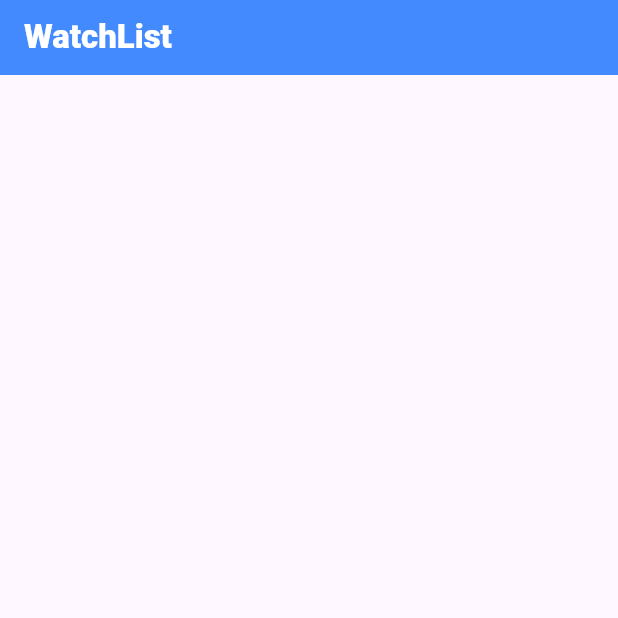
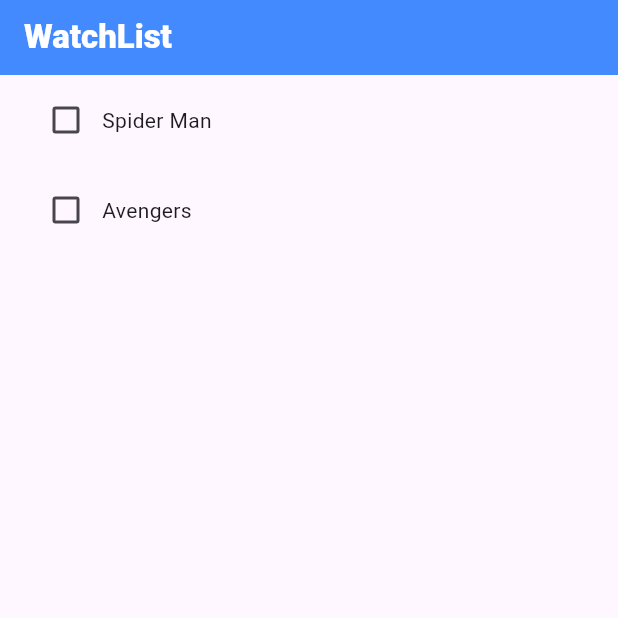
Before and after one commit to BhadriPrabhu/watchlist, a Flutter app: the screen it shows after launch, on a phone screen of 412 x 824 dp, the top half of it. Run offline on Flutter 3.47's test engine with Material 3 defaults, Android fonts, the phone set to English and light mode, and no system bars.

```diff
--- a/lib/main.dart
+++ b/lib/main.dart
@@ -1,8 +1,14 @@
 import 'package:flutter/material.dart';
-import 'package:google_fonts/google_fonts.dart';
+// import 'package:google_fonts/google_fonts.dart';
 
 void main() {
   runApp(const MainApp());
+}
+
+class FutureList {
+  String name;
+  bool isCompleted;
+  FutureList({required this.name, this.isCompleted = false});
 }
 
 class MainApp extends StatelessWidget {
@@ -10,9 +16,7 @@ class MainApp extends StatelessWidget {
 
   @override
   Widget build(BuildContext context) {
-    return const MaterialApp(
-      home: WatchlistScreen(),
-    );
+    return const MaterialApp(home: WatchlistScreen());
   }
 }
 
@@ -24,12 +28,50 @@ class WatchlistScreen extends StatefulWidget {
 }
 
 class _WatchlistScreenState extends State<WatchlistScreen> {
+  List<FutureList> myFutureList = [
+    FutureList(name: "Spider Man"),
+    FutureList(name: "Avengers"),
+  ];
 
   // final TextEditingController _textContoller = TextEditingController();
   @override
   Widget build(BuildContext context) {
     return Scaffold(
-      appBar: AppBar(title: Text("WatchList", style: TextStyle(color: Colors.white, fontWeight: FontWeight.w900)), toolbarHeight: 50.0, backgroundColor: Colors.blueAccent,),
+      appBar: AppBar(
+        title: Text(
+          "WatchList",
+          style: TextStyle(color: Colors.white, fontWeight: FontWeight.w900),
+        ),
+        toolbarHeight: 50.0,
+        backgroundColor: Colors.blueAccent,
+      ),
+      body: (ListView.builder(
+        itemCount: myFutureList.length,
+        itemBuilder: (context, index) {
+          final myList = myFutureList[index];
+          return InkWell(
+            child: Padding(
+              padding: const EdgeInsets.symmetric(
+                horizontal: 20.0,
+                vertical: 6.0,
+              ),
+              child: Row(
+                children: [
+                  Checkbox(
+                    value: myList.isCompleted,
+                    onChanged: (bool? newValue) {
+                      setState(() {
+                        myList.isCompleted = newValue ?? false;
+                      });
+                    },
+                  ),
+                  Text(myList.name, style: TextStyle(decoration: myList.isCompleted ? TextDecoration.lineThrough : TextDecoration.none),),
+                ],
+              ),
+            ),
+          );
+        },
+      )),
     );
   }
 }
```
